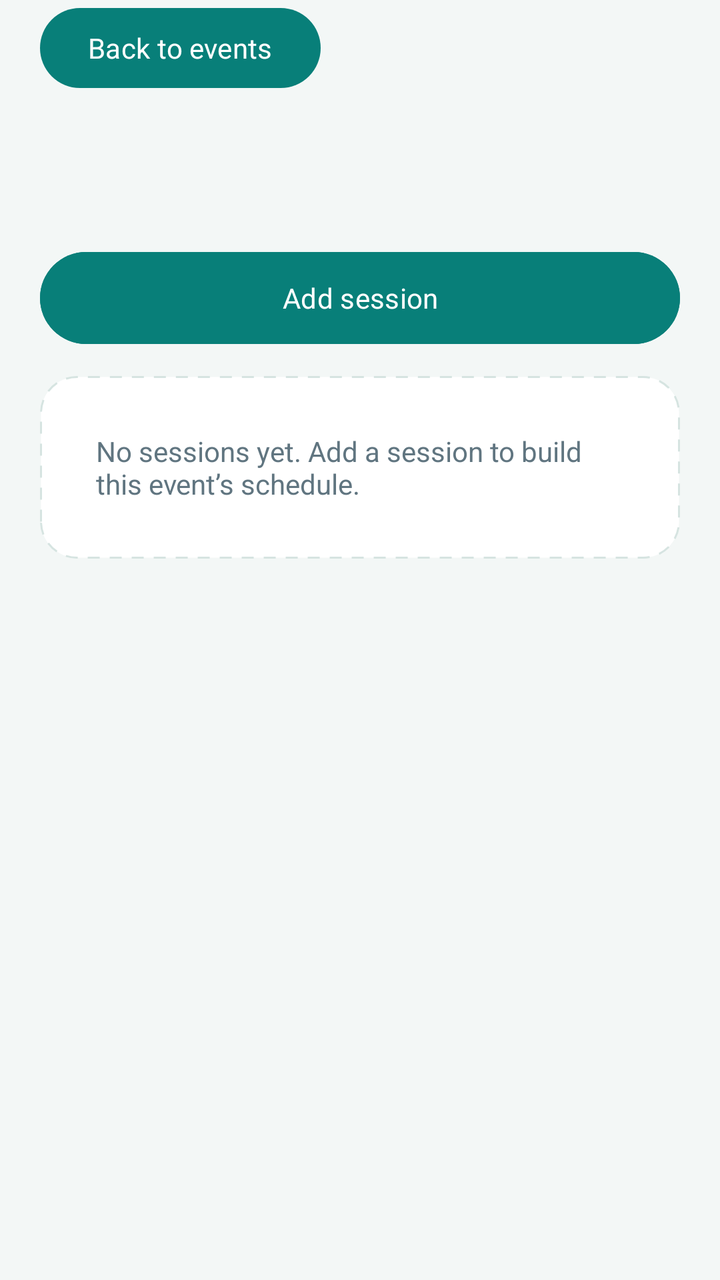
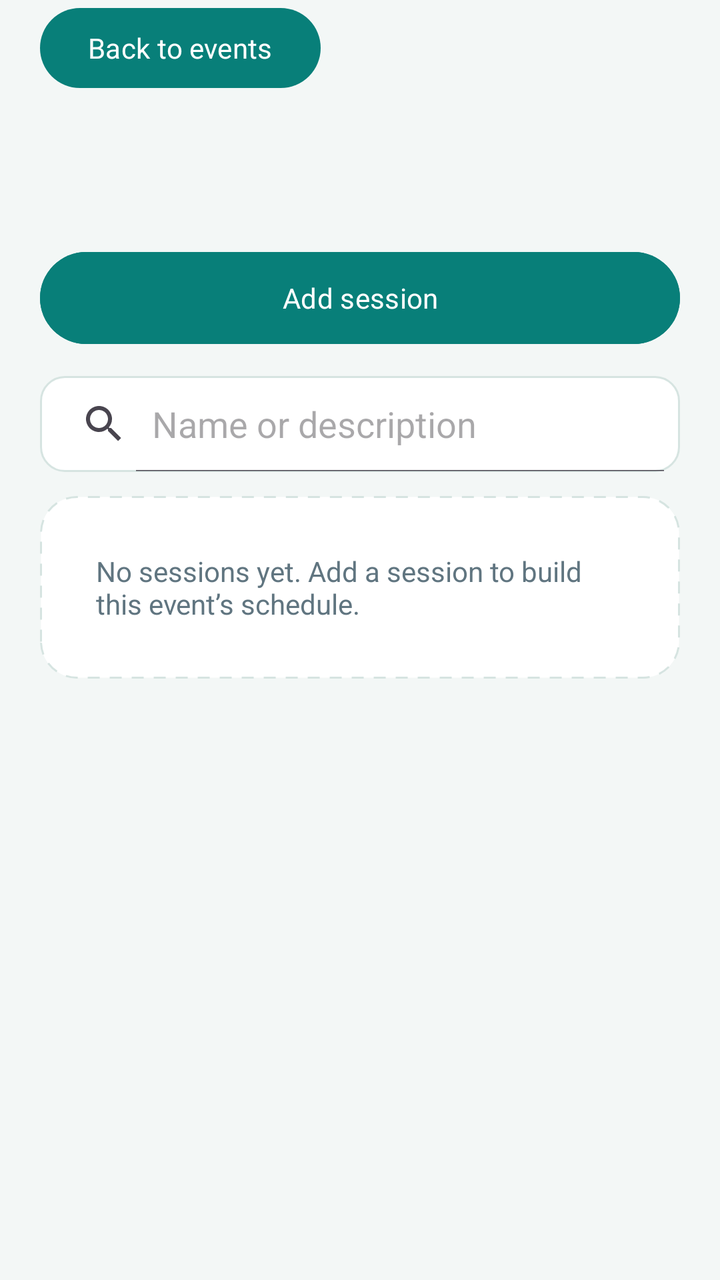

An Android layout rendered at two revisions. The XML below is the earlier revision; the diff shows what the commit changed to produce the second picture.
<!-- AndroidManifest.xml: application theme Theme.EventManagerApplication -->
<!-- res/layout/activity_sessions.xml -->
<?xml version="1.0" encoding="utf-8"?>
<LinearLayout xmlns:android="http://schemas.android.com/apk/res/android"
    android:id="@+id/sessionsRoot"
    android:layout_width="match_parent"
    android:layout_height="match_parent"
    android:background="@color/screen_background"
    android:orientation="vertical">

    <LinearLayout
        android:layout_width="match_parent"
        android:layout_height="match_parent"
        android:orientation="vertical"
        android:paddingHorizontal="20dp">

        <Button
            android:id="@+id/backToEventsButton"
            android:layout_width="wrap_content"
            android:layout_height="wrap_content"
            android:minHeight="48dp"
            android:text="@string/back_to_events"
            android:textAllCaps="false" />

        <TextView
            android:id="@+id/sessionsTitle"
            android:layout_width="match_parent"
            android:layout_height="wrap_content"
            android:accessibilityHeading="true"
            android:textColor="@color/text_primary"
            android:textSize="24sp"
            android:textStyle="bold" />

        <TextView
            android:id="@+id/sessionsCount"
            android:layout_width="match_parent"
            android:layout_height="wrap_content"
            android:layout_marginTop="8dp"
            android:accessibilityLiveRegion="polite"
            android:textColor="@color/text_secondary"
            android:textSize="16sp" />

        <Button
            android:id="@+id/addSessionButton"
            android:layout_width="match_parent"
            android:layout_height="wrap_content"
            android:layout_marginVertical="12dp"
            android:backgroundTint="@color/brand"
            android:minHeight="54dp"
            android:text="@string/add_session"
            android:textAllCaps="false"
            android:textColor="@color/white" />

        <TextView
            android:id="@+id/emptySessionsText"
            android:layout_width="match_parent"
            android:layout_height="wrap_content"
            android:background="@drawable/empty_background"
            android:padding="28dp"
            android:text="@string/empty_sessions"
            android:textColor="@color/text_secondary" />

        <Button
            android:id="@+id/retrySessionsButton"
            android:layout_width="wrap_content"
            android:layout_height="wrap_content"
            android:minHeight="48dp"
            android:text="@string/retry"
            android:visibility="gone" />

        <androidx.recyclerview.widget.RecyclerView
            android:id="@+id/sessionList"
            android:layout_width="match_parent"
            android:layout_height="0dp"
            android:layout_weight="1"
            android:clipToPadding="false"
            android:paddingBottom="16dp" />
    </LinearLayout>
</LinearLayout>
<!-- resources referenced by this layout -->
<resources>
  <color name="brand">#087F79</color>
  <color name="screen_background">#F3F7F6</color>
  <color name="text_primary">#18313B</color>
  <color name="text_secondary">#607580</color>
  <color name="white">#FFFFFFFF</color>
  <!-- drawable empty_background (drawable) -->
  <?xml version="1.0" encoding="utf-8"?>
  <shape xmlns:android="http://schemas.android.com/apk/res/android">
      <solid android:color="@color/card_white" />
      <stroke
          android:width="1dp"
          android:color="@color/input_border"
          android:dashWidth="6dp"
          android:dashGap="5dp" />
      <corners android:radius="18dp" />
  </shape>
  <string name="add_session">Add session</string>
  <string name="back_to_events">Back to events</string>
  <string name="empty_sessions">No sessions yet. Add a session to build this event’s schedule.</string>
  <string name="retry">Retry</string>
  <style name="Theme.EventManagerApplication" parent="Base.Theme.EventManagerApplication" />
  <color name="card_white">#FFFFFFFF</color>
  <color name="input_border">#D6E4E1</color>
  <style name="Base.Theme.EventManagerApplication" parent="Theme.Material3.DayNight.NoActionBar">
          <item name="colorPrimary">@color/brand</item>
          <item name="android:fontFamily">sans-serif</item>
          <item name="android:windowLightStatusBar">true</item>
          <item name="android:statusBarColor">@color/screen_background</item>
          <item name="android:navigationBarColor">@color/screen_background</item>
          <item name="android:windowLightNavigationBar">true</item>
      </style>
</resources>

<!-- the commit's change to res/layout/activity_sessions.xml (unified diff, before → after) -->
@@ -49,6 +49,19 @@
             android:textAllCaps="false"
             android:textColor="@color/white" />
 
+        <SearchView
+            android:id="@+id/sessionSearchInput"
+            android:layout_width="match_parent"
+            android:layout_height="wrap_content"
+            android:layout_marginBottom="12dp"
+            android:minHeight="54dp"
+            android:background="@drawable/input_background"
+            android:contentDescription="@string/search_sessions"
+            android:iconifiedByDefault="false"
+            android:queryHint="@string/search_name_description"
+            android:inputType="text"
+            android:imeOptions="actionSearch" />
+
         <TextView
             android:id="@+id/emptySessionsText"
             android:layout_width="match_parent"
<!-- resource entries referenced after the edit -->
@@ -16,10 +16,19 @@
           android:dashGap="5dp" />
       <corners android:radius="18dp" />
   </shape>
+  <!-- drawable input_background (drawable) -->
+  <?xml version="1.0" encoding="utf-8"?>
+  <shape xmlns:android="http://schemas.android.com/apk/res/android">
+      <solid android:color="@color/card_white" />
+      <stroke android:width="1dp" android:color="@color/input_border" />
+      <corners android:radius="12dp" />
+  </shape>
   <string name="add_session">Add session</string>
   <string name="back_to_events">Back to events</string>
   <string name="empty_sessions">No sessions yet. Add a session to build this event’s schedule.</string>
   <string name="retry">Retry</string>
+  <string name="search_name_description">Name or description</string>
+  <string name="search_sessions">Search this event’s sessions</string>
   <style name="Theme.EventManagerApplication" parent="Base.Theme.EventManagerApplication" />
   <color name="card_white">#FFFFFFFF</color>
   <color name="input_border">#D6E4E1</color>
